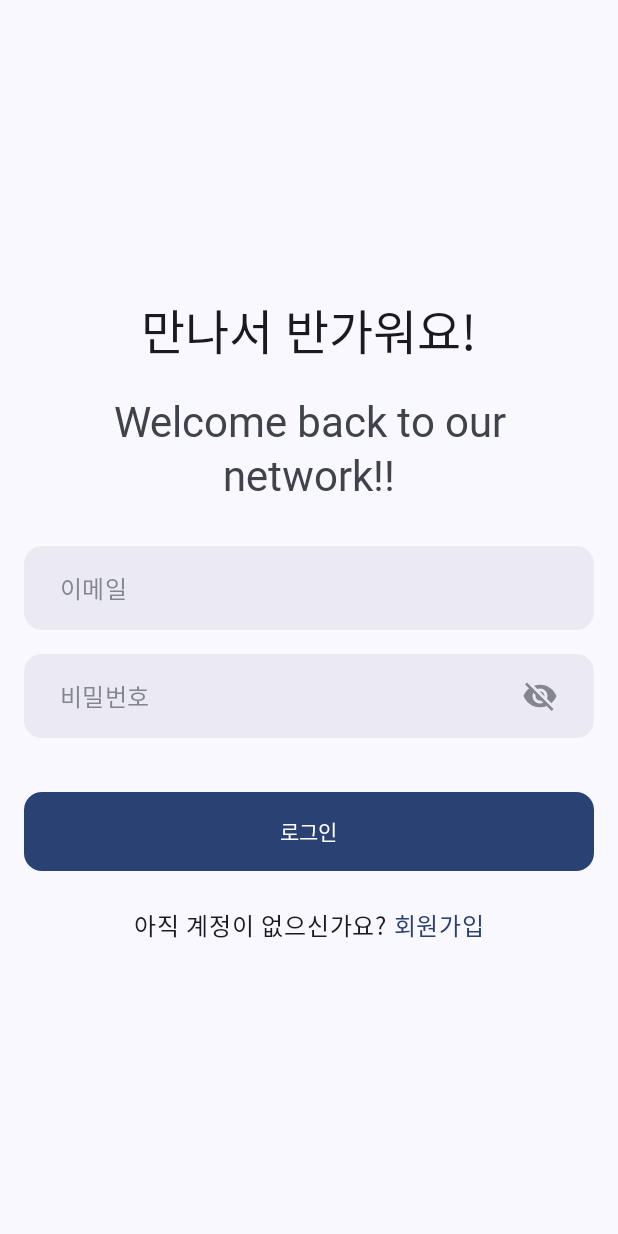
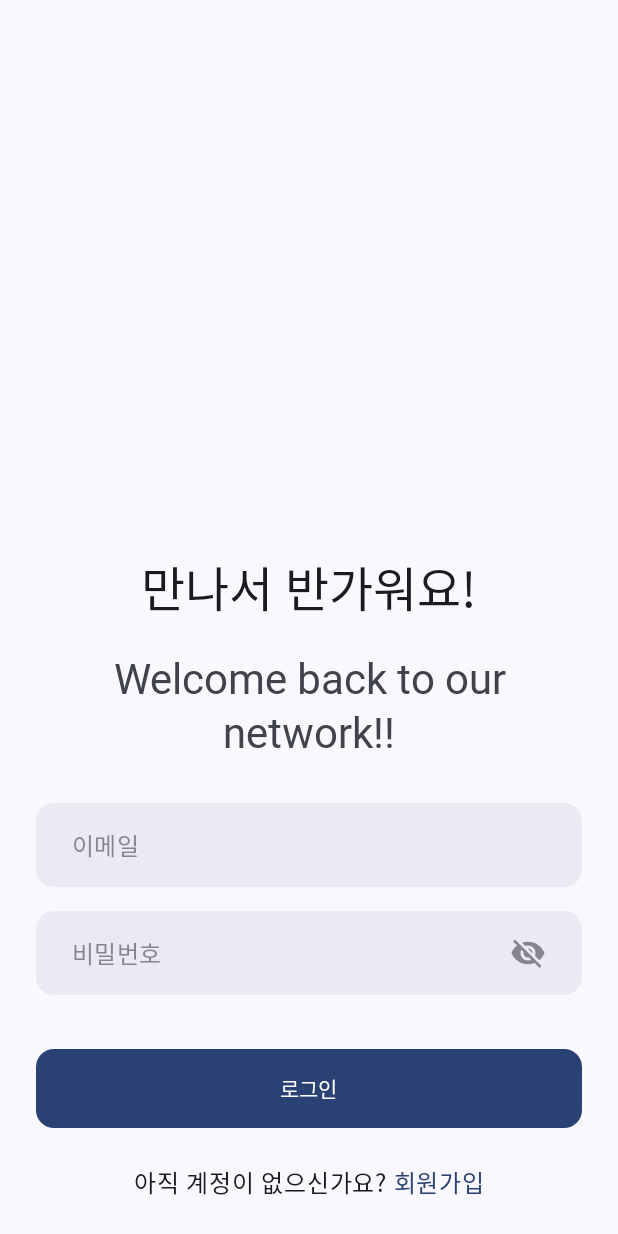
Before and after one commit to 2Jaeg2/NaiveNetwork, an Android app built with Jetpack Compose: the screen it shows after launch (MainActivity), after a tap on "로그인", on a phone screen of 412 x 824 dp. Run offline under Robolectric (Android 15) with nearby library versions, the phone set to English and light mode, and no system bars; Roboto replaces fonts that are not available here.

Commit message:
LoginScreen 디자인 수정

```diff
--- a/app/src/main/java/com/jackl/jackprojects/naivenetwork/auth/presentation/login/LoginScreen.kt
+++ b/app/src/main/java/com/jackl/jackprojects/naivenetwork/auth/presentation/login/LoginScreen.kt
@@ -38,7 +38,7 @@ fun LoginScreenRoot(
     val state by viewModel.state.collectAsStateWithLifecycle()
     LoginScreen(
         state = state,
-        onAction = {}
+        onAction = viewModel::onAction
     )
 }
 
@@ -50,8 +50,8 @@ fun LoginScreen(
     Column(
         modifier = Modifier
             .fillMaxSize()
-            .padding(Paddings.xLarge),
-        verticalArrangement = Arrangement.Center,
+            .padding(Paddings.extra),
+        verticalArrangement = Arrangement.Bottom,
         horizontalAlignment = Alignment.CenterHorizontally
     ) {
         Text(
```
